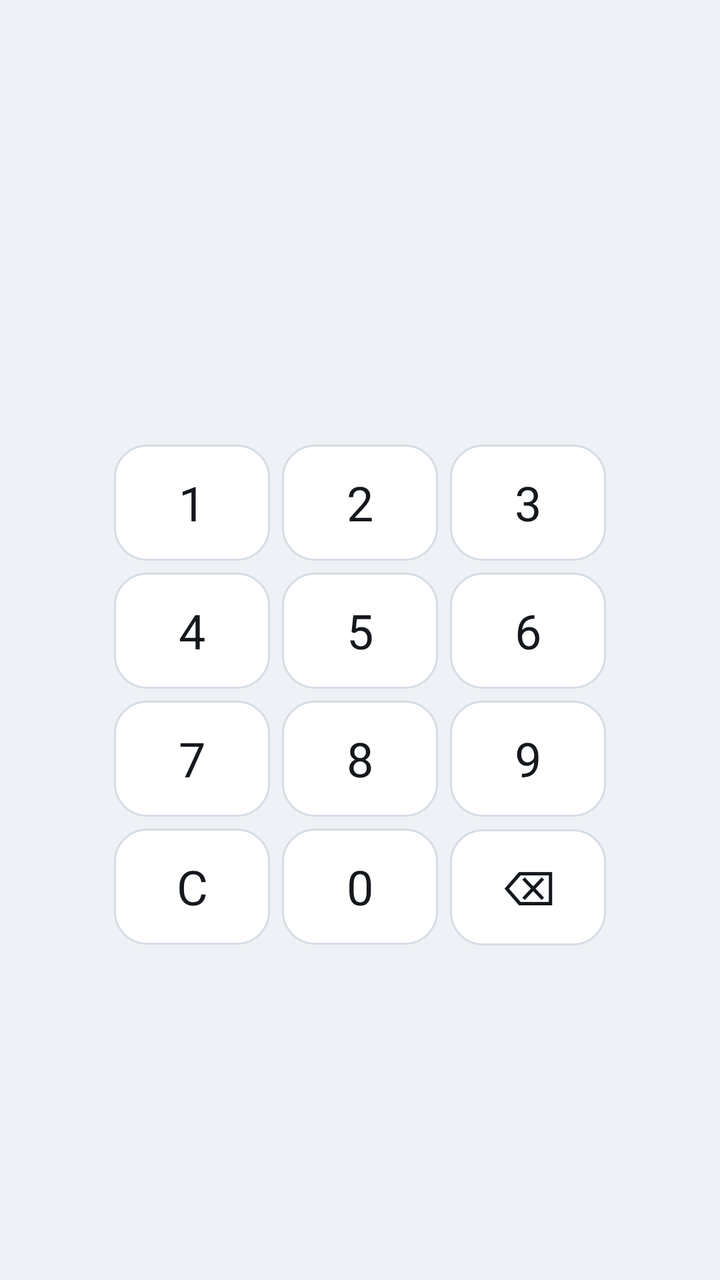
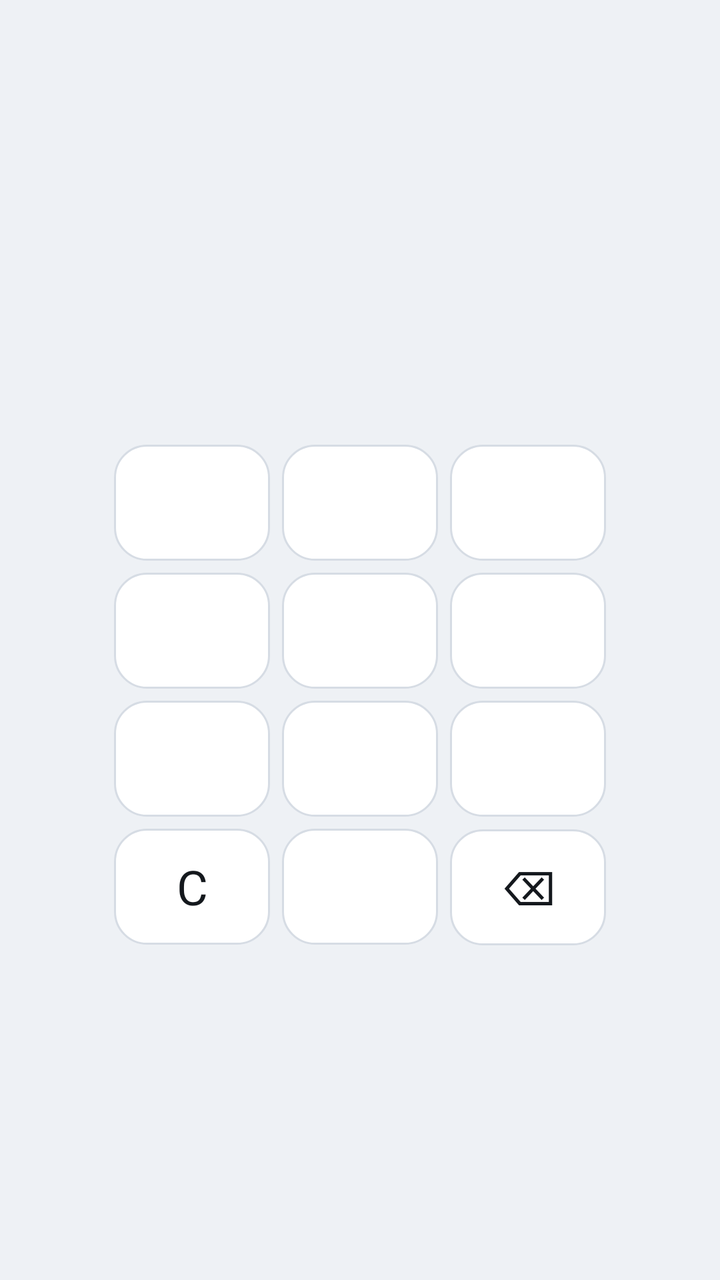

Screens rendered from an Android XML layout before and after an edit, with the pre-edit source and the edit as a unified diff.
<!-- AndroidManifest.xml: application theme Theme.MotoLauncher -->
<!-- res/layout/activity_park.xml -->
<?xml version="1.0" encoding="utf-8"?>
<LinearLayout xmlns:android="http://schemas.android.com/apk/res/android"
    android:layout_width="match_parent"
    android:layout_height="match_parent"
    android:orientation="vertical"
    android:gravity="center"
    android:background="@color/background"
    android:padding="@dimen/screen_padding">

    <TextView
        android:id="@+id/parkPrompt"
        android:layout_width="wrap_content"
        android:layout_height="wrap_content"
        android:textColor="@color/on_surface"
        android:textSize="@dimen/text_park_prompt" />

    <TextView
        android:id="@+id/parkDots"
        android:layout_width="wrap_content"
        android:layout_height="wrap_content"
        android:layout_marginTop="@dimen/park_dots_margin"
        android:layout_marginBottom="@dimen/park_dots_margin"
        android:textColor="@color/on_surface"
        android:textSize="@dimen/text_park_dots" />

    <LinearLayout
        android:layout_width="@dimen/keypad_width"
        android:layout_height="wrap_content"
        android:orientation="vertical">

        <LinearLayout
            android:layout_width="match_parent"
            android:layout_height="wrap_content"
            android:orientation="horizontal">
            <TextView android:id="@+id/key1" style="@style/Widget.MotoLauncher.Keypad" android:text="1" />
            <TextView android:id="@+id/key2" style="@style/Widget.MotoLauncher.Keypad" android:text="2" />
            <TextView android:id="@+id/key3" style="@style/Widget.MotoLauncher.Keypad" android:text="3" />
        </LinearLayout>

        <LinearLayout
            android:layout_width="match_parent"
            android:layout_height="wrap_content"
            android:orientation="horizontal">
            <TextView android:id="@+id/key4" style="@style/Widget.MotoLauncher.Keypad" android:text="4" />
            <TextView android:id="@+id/key5" style="@style/Widget.MotoLauncher.Keypad" android:text="5" />
            <TextView android:id="@+id/key6" style="@style/Widget.MotoLauncher.Keypad" android:text="6" />
        </LinearLayout>

        <LinearLayout
            android:layout_width="match_parent"
            android:layout_height="wrap_content"
            android:orientation="horizontal">
            <TextView android:id="@+id/key7" style="@style/Widget.MotoLauncher.Keypad" android:text="7" />
            <TextView android:id="@+id/key8" style="@style/Widget.MotoLauncher.Keypad" android:text="8" />
            <TextView android:id="@+id/key9" style="@style/Widget.MotoLauncher.Keypad" android:text="9" />
        </LinearLayout>

        <LinearLayout
            android:layout_width="match_parent"
            android:layout_height="wrap_content"
            android:orientation="horizontal">
            <TextView android:id="@+id/keyClear" style="@style/Widget.MotoLauncher.Keypad" android:text="@string/park_key_clear" />
            <TextView android:id="@+id/key0" style="@style/Widget.MotoLauncher.Keypad" android:text="0" />
            <TextView android:id="@+id/keyDelete" style="@style/Widget.MotoLauncher.Keypad" android:text="@string/park_key_delete" />
        </LinearLayout>
    </LinearLayout>

    
    <TextView
        android:id="@+id/parkStatus"
        android:layout_width="wrap_content"
        android:layout_height="wrap_content"
        android:layout_marginTop="@dimen/park_dots_margin"
        android:textColor="@color/on_surface_muted"
        android:textSize="@dimen/text_tile_subtitle" />
</LinearLayout>
<!-- resources referenced by this layout -->
<resources>
  <color name="background">#EEF1F5</color>
  <color name="on_surface">#14181D</color>
  <color name="on_surface_muted">#55606E</color>
  <dimen name="keypad_width">252dp</dimen>
  <dimen name="park_dots_margin">10dp</dimen>
  <dimen name="screen_padding">6dp</dimen>
  <dimen name="text_park_dots">26sp</dimen>
  <dimen name="text_park_prompt">18sp</dimen>
  <dimen name="text_tile_subtitle">11sp</dimen>
  <string name="park_key_clear">C</string>
  <string name="park_key_delete">\u232b</string>
  <style name="Widget.MotoLauncher.Keypad" parent="">
          <item name="android:layout_width">0dp</item>
          <item name="android:layout_height">@dimen/keypad_key_size</item>
          <item name="android:layout_weight">1</item>
          <item name="android:layout_margin">@dimen/keypad_key_margin</item>
          <item name="android:background">@drawable/tile_background</item>
          <item name="android:gravity">center</item>
          <item name="android:clickable">true</item>
          <item name="android:focusable">false</item>
          <item name="android:textColor">@color/on_surface</item>
          <item name="android:textSize">@dimen/text_keypad_key</item>
      </style>
  <style name="Theme.MotoLauncher" parent="Theme.Material3.DayNight.NoActionBar">
          <item name="android:windowBackground">@color/background</item>
          <item name="android:statusBarColor">@color/background</item>
          <item name="android:navigationBarColor">@color/background</item>
          <item name="android:windowLightStatusBar">@bool/light_system_bars</item>
          <item name="android:windowLightNavigationBar">@bool/light_system_bars</item>
          <item name="colorPrimary">@color/tile_focused</item>
          <item name="colorOnPrimary">@color/on_surface</item>
          <item name="android:colorBackground">@color/background</item>
          <item name="alertDialogTheme">@style/ThemeOverlay.MotoLauncher.Dialog.Alert</item>
      </style>
  <dimen name="keypad_key_size">58dp</dimen>
  <dimen name="keypad_key_margin">3dp</dimen>
  <dimen name="text_keypad_key">24sp</dimen>
  <color name="tile_focused">#2F6FED</color>
  <style name="ThemeOverlay.MotoLauncher.Dialog.Alert" parent="ThemeOverlay.Material3.Dialog.Alert">
          <item name="android:windowBackground">@drawable/dialog_background</item>
          <item name="android:windowMinWidthMajor">@dimen/dialog_min_width</item>
          <item name="android:windowMinWidthMinor">@dimen/dialog_min_width</item>
          <item name="android:colorBackground">@color/background</item>
          <item name="colorPrimary">@color/tile_focused</item>
          <item name="colorOnPrimary">@color/on_surface</item>
      </style>
  <color name="tile_pressed">#1E4FB0</color>
  <color name="tile_default">#FFFFFF</color>
  <color name="surface">#D6DCE4</color>
  <!-- drawable dialog_background (drawable) -->
  <?xml version="1.0" encoding="utf-8"?>
  <shape xmlns:android="http://schemas.android.com/apk/res/android"
      android:shape="rectangle">
      <solid android:color="@color/background" />
      <corners android:radius="24dp" />
      <stroke android:width="2dp" android:color="@color/surface" />
  </shape>
  <dimen name="dialog_min_width">320dp</dimen>
</resources>

<!-- the commit's change to res/layout/activity_park.xml (unified diff, before → after) -->
@@ -32,27 +32,27 @@
             android:layout_width="match_parent"
             android:layout_height="wrap_content"
             android:orientation="horizontal">
-            <TextView android:id="@+id/key1" style="@style/Widget.MotoLauncher.Keypad" android:text="1" />
-            <TextView android:id="@+id/key2" style="@style/Widget.MotoLauncher.Keypad" android:text="2" />
-            <TextView android:id="@+id/key3" style="@style/Widget.MotoLauncher.Keypad" android:text="3" />
+            <TextView android:id="@+id/key1" style="@style/Widget.MotoLauncher.Keypad" />
+            <TextView android:id="@+id/key2" style="@style/Widget.MotoLauncher.Keypad" />
+            <TextView android:id="@+id/key3" style="@style/Widget.MotoLauncher.Keypad" />
         </LinearLayout>
 
         <LinearLayout
             android:layout_width="match_parent"
             android:layout_height="wrap_content"
             android:orientation="horizontal">
-            <TextView android:id="@+id/key4" style="@style/Widget.MotoLauncher.Keypad" android:text="4" />
-            <TextView android:id="@+id/key5" style="@style/Widget.MotoLauncher.Keypad" android:text="5" />
-            <TextView android:id="@+id/key6" style="@style/Widget.MotoLauncher.Keypad" android:text="6" />
+            <TextView android:id="@+id/key4" style="@style/Widget.MotoLauncher.Keypad" />
+            <TextView android:id="@+id/key5" style="@style/Widget.MotoLauncher.Keypad" />
+            <TextView android:id="@+id/key6" style="@style/Widget.MotoLauncher.Keypad" />
         </LinearLayout>
 
         <LinearLayout
             android:layout_width="match_parent"
             android:layout_height="wrap_content"
             android:orientation="horizontal">
-            <TextView android:id="@+id/key7" style="@style/Widget.MotoLauncher.Keypad" android:text="7" />
-            <TextView android:id="@+id/key8" style="@style/Widget.MotoLauncher.Keypad" android:text="8" />
-            <TextView android:id="@+id/key9" style="@style/Widget.MotoLauncher.Keypad" android:text="9" />
+            <TextView android:id="@+id/key7" style="@style/Widget.MotoLauncher.Keypad" />
+            <TextView android:id="@+id/key8" style="@style/Widget.MotoLauncher.Keypad" />
+            <TextView android:id="@+id/key9" style="@style/Widget.MotoLauncher.Keypad" />
         </LinearLayout>
 
         <LinearLayout
@@ -60,7 +60,7 @@
             android:layout_height="wrap_content"
             android:orientation="horizontal">
             <TextView android:id="@+id/keyClear" style="@style/Widget.MotoLauncher.Keypad" android:text="@string/park_key_clear" />
-            <TextView android:id="@+id/key0" style="@style/Widget.MotoLauncher.Keypad" android:text="0" />
+            <TextView android:id="@+id/key0" style="@style/Widget.MotoLauncher.Keypad" />
             <TextView android:id="@+id/keyDelete" style="@style/Widget.MotoLauncher.Keypad" android:text="@string/park_key_delete" />
         </LinearLayout>
     </LinearLayout>
